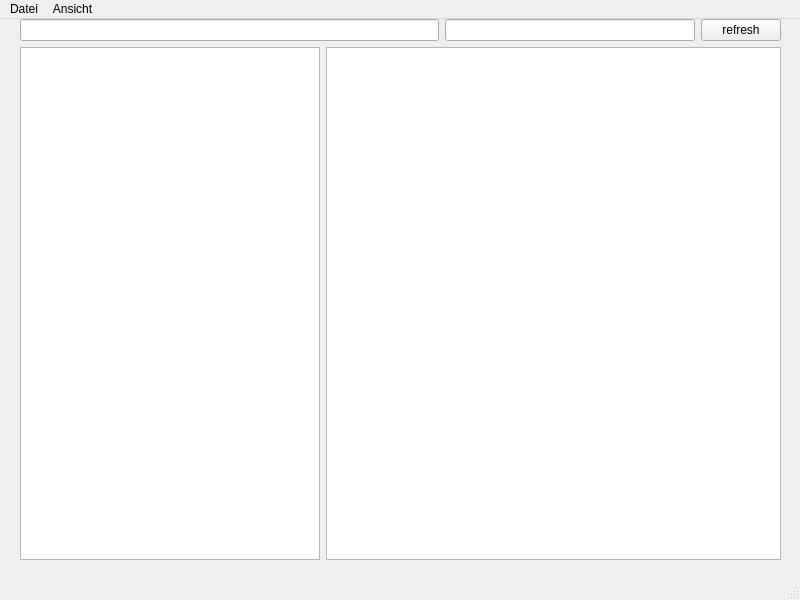
Before: the Qt Designer form mainwindow.ui in Bonoolu/SteganoFS, drawn with Qt 5.
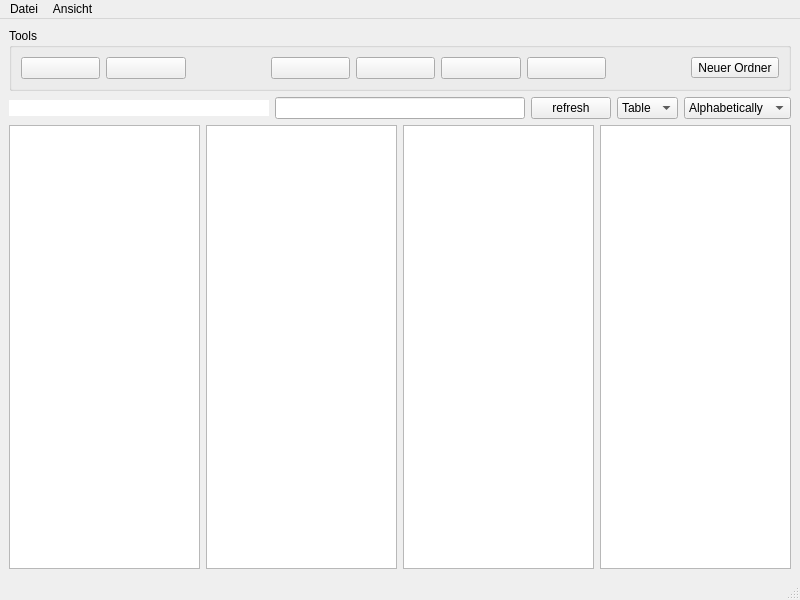
After: the same form once the commit is applied. Icons and pictures are not drawn.

Commit message: + stylesheet, + assets + functionalities for switching views (table & listview)

The edit to the form file:
```diff
--- a/mainwindow.ui
+++ b/mainwindow.ui
@@ -11,23 +11,244 @@
    </rect>
   </property>
   <property name="windowTitle">
-   <string>MainWindow</string>
+   <string>Stegano Explorer</string>
+  </property>
+  <property name="autoFillBackground">
+   <bool>false</bool>
+  </property>
+  <property name="styleSheet">
+   <string notr="true"/>
   </property>
   <widget class="QWidget" name="centralwidget">
-   <widget class="QWidget" name="verticalLayoutWidget">
-    <property name="geometry">
-     <rect>
-      <x>20</x>
-      <y>0</y>
-      <width>761</width>
-      <height>541</height>
-     </rect>
-    </property>
+   <layout class="QVBoxLayout" name="verticalLayout_2">
+    <item>
     <layout class="QVBoxLayout" name="verticalLayout">
+      <item>
+       <widget class="QGroupBox" name="groupBox">
+        <property name="title">
+         <string>Tools</string>
+        </property>
+        <layout class="QHBoxLayout" name="horizontalLayout_5">
+         <item>
+          <layout class="QHBoxLayout" name="horizontalLayout_3">
+           <item>
+            <widget class="QPushButton" name="newFolderPushButton">
+             <property name="sizePolicy">
+              <sizepolicy hsizetype="MinimumExpanding" vsizetype="Fixed">
+               <horstretch>0</horstretch>
+               <verstretch>0</verstretch>
+              </sizepolicy>
+             </property>
+             <property name="cursor">
+              <cursorShape>PointingHandCursor</cursorShape>
+             </property>
+             <property name="text">
+              <string/>
+             </property>
+             <property name="icon">
+              <iconset resource="res.qrc">
+               <normaloff>:/assets/img/assets/img/folder.png</normaloff>:/assets/img/assets/img/folder.png</iconset>
+             </property>
+            </widget>
+           </item>
+           <item>
+            <widget class="QPushButton" name="newFilePushButton">
+             <property name="sizePolicy">
+              <sizepolicy hsizetype="MinimumExpanding" vsizetype="Fixed">
+               <horstretch>0</horstretch>
+               <verstretch>0</verstretch>
+              </sizepolicy>
+             </property>
+             <property name="cursor">
+              <cursorShape>PointingHandCursor</cursorShape>
+             </property>
+             <property name="text">
+              <string/>
+             </property>
+             <property name="icon">
+              <iconset resource="res.qrc">
+               <normaloff>:/assets/img/assets/img/document.png</normaloff>:/assets/img/assets/img/document.png</iconset>
+             </property>
+            </widget>
+           </item>
+           <item>
+            <spacer name="horizontalSpacer">
+             <property name="orientation">
+              <enum>Qt::Horizontal</enum>
+             </property>
+             <property name="sizeHint" stdset="0">
+              <size>
+               <width>40</width>
+               <height>20</height>
+              </size>
+             </property>
+            </spacer>
+           </item>
+           <item>
+            <widget class="QPushButton" name="deletePushButton">
+             <property name="sizePolicy">
+              <sizepolicy hsizetype="MinimumExpanding" vsizetype="Fixed">
+               <horstretch>0</horstretch>
+               <verstretch>0</verstretch>
+              </sizepolicy>
+             </property>
+             <property name="cursor">
+              <cursorShape>PointingHandCursor</cursorShape>
+             </property>
+             <property name="text">
+              <string/>
+             </property>
+             <property name="icon">
+              <iconset resource="res.qrc">
+               <normaloff>:/assets/img/assets/img/delete(1).png</normaloff>:/assets/img/assets/img/delete(1).png</iconset>
+             </property>
+            </widget>
+           </item>
+           <item>
+            <widget class="QPushButton" name="cutPushButton">
+             <property name="sizePolicy">
+              <sizepolicy hsizetype="MinimumExpanding" vsizetype="Fixed">
+               <horstretch>0</horstretch>
+               <verstretch>0</verstretch>
+              </sizepolicy>
+             </property>
+             <property name="cursor">
+              <cursorShape>PointingHandCursor</cursorShape>
+             </property>
+             <property name="toolTip">
+              <string>Cut selection</string>
+             </property>
+             <property name="whatsThis">
+              <string>cut selected files</string>
+             </property>
+             <property name="autoFillBackground">
+              <bool>false</bool>
+             </property>
+             <property name="text">
+              <string/>
+             </property>
+             <property name="icon">
+              <iconset resource="res.qrc">
+               <normaloff>:/assets/img/assets/img/scissors(1).png</normaloff>:/assets/img/assets/img/scissors(1).png</iconset>
+             </property>
+            </widget>
+           </item>
+           <item>
+            <widget class="QPushButton" name="copyPushButton">
+             <property name="sizePolicy">
+              <sizepolicy hsizetype="MinimumExpanding" vsizetype="Fixed">
+               <horstretch>0</horstretch>
+               <verstretch>0</verstretch>
+              </sizepolicy>
+             </property>
+             <property name="cursor">
+              <cursorShape>PointingHandCursor</cursorShape>
+             </property>
+             <property name="toolTip">
+              <string>Cut selection</string>
+             </property>
+             <property name="whatsThis">
+              <string>cut selected files</string>
+             </property>
+             <property name="autoFillBackground">
+              <bool>false</bool>
+             </property>
+             <property name="text">
+              <string/>
+             </property>
+             <property name="icon">
+              <iconset resource="res.qrc">
+               <normaloff>:/assets/img/assets/img/copy.png</normaloff>:/assets/img/assets/img/copy.png</iconset>
+             </property>
+            </widget>
+           </item>
+           <item>
+            <widget class="QPushButton" name="pastePushButton">
+             <property name="sizePolicy">
+              <sizepolicy hsizetype="MinimumExpanding" vsizetype="Fixed">
+               <horstretch>0</horstretch>
+               <verstretch>0</verstretch>
+              </sizepolicy>
+             </property>
+             <property name="cursor">
+              <cursorShape>PointingHandCursor</cursorShape>
+             </property>
+             <property name="toolTip">
+              <string>Cut selection</string>
+             </property>
+             <property name="whatsThis">
+              <string>cut selected files</string>
+             </property>
+             <property name="autoFillBackground">
+              <bool>false</bool>
+             </property>
+             <property name="text">
+              <string/>
+             </property>
+             <property name="icon">
+              <iconset resource="res.qrc">
+               <normaloff>:/assets/img/assets/img/paste.png</normaloff>:/assets/img/assets/img/paste.png</iconset>
+             </property>
+            </widget>
+           </item>
+           <item>
+            <spacer name="horizontalSpacer_2">
+             <property name="orientation">
+              <enum>Qt::Horizontal</enum>
+             </property>
+             <property name="sizeHint" stdset="0">
+              <size>
+               <width>40</width>
+               <height>20</height>
+              </size>
+             </property>
+            </spacer>
+           </item>
+           <item>
+            <widget class="QToolButton" name="previewToolButton">
+             <property name="sizePolicy">
+              <sizepolicy hsizetype="MinimumExpanding" vsizetype="Fixed">
+               <horstretch>0</horstretch>
+               <verstretch>0</verstretch>
+              </sizepolicy>
+             </property>
+             <property name="cursor">
+              <cursorShape>PointingHandCursor</cursorShape>
+             </property>
+             <property name="toolTip">
+              <string>Show preview</string>
+             </property>
+             <property name="whatsThis">
+              <string>show preview</string>
+             </property>
+             <property name="autoFillBackground">
+              <bool>false</bool>
+             </property>
+             <property name="text">
+              <string>Neuer Ordner</string>
+             </property>
+             <property name="icon">
+              <iconset resource="res.qrc">
+               <normaloff>:/assets/img/assets/img/preview (2).png</normaloff>:/assets/img/assets/img/preview (2).png</iconset>
+             </property>
+            </widget>
+           </item>
+          </layout>
+         </item>
+        </layout>
+       </widget>
+      </item>
      <item>
       <layout class="QHBoxLayout" name="horizontalLayout">
        <item>
-        <widget class="QLineEdit" name="pathLineEdit"/>
+         <widget class="QLineEdit" name="pathLineEdit">
+          <property name="styleSheet">
+           <string notr="true">QLineEdit {
+	border-radius: 20px;
+
+}</string>
+          </property>
+         </widget>
        </item>
        <item>
         <widget class="QLineEdit" name="searchLineEdit">
@@ -46,6 +267,42 @@
          </property>
         </widget>
        </item>
+        <item>
+         <widget class="QComboBox" name="DisplayComboBox">
+          <item>
+           <property name="text">
+            <string>Table</string>
+           </property>
+          </item>
+          <item>
+           <property name="text">
+            <string>Icons</string>
+           </property>
+          </item>
+         </widget>
+        </item>
+        <item>
+         <widget class="QComboBox" name="sortComboBox">
+          <property name="currentText">
+           <string>Alphabetically</string>
+          </property>
+          <item>
+           <property name="text">
+            <string>Alphabetically</string>
+           </property>
+          </item>
+          <item>
+           <property name="text">
+            <string>Size</string>
+           </property>
+          </item>
+          <item>
+           <property name="text">
+            <string>Date</string>
+           </property>
+          </item>
+         </widget>
+        </item>
       </layout>
      </item>
      <item>
@@ -63,10 +320,17 @@
        <item>
         <widget class="QTableView" name="tableView"/>
        </item>
+        <item>
+         <widget class="QListWidget" name="listWidget"/>
+        </item>
+        <item>
+         <widget class="QListView" name="listView"/>
+        </item>
       </layout>
      </item>
     </layout>
-   </widget>
+    </item>
+   </layout>
   </widget>
   <widget class="QMenuBar" name="menubar">
    <property name="geometry">
```
Left out of the diff: 28 changed lines with no effect on the pictures. Lines whose indentation alone changed are shown as unchanged. The commit also changes 26 other files.
